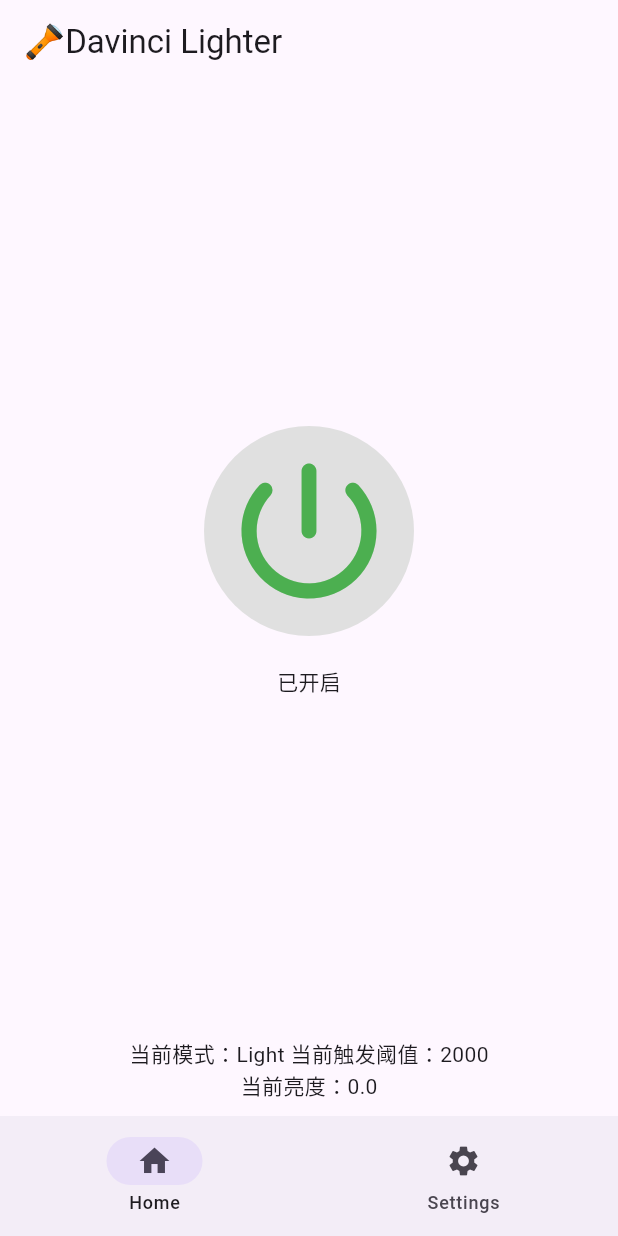
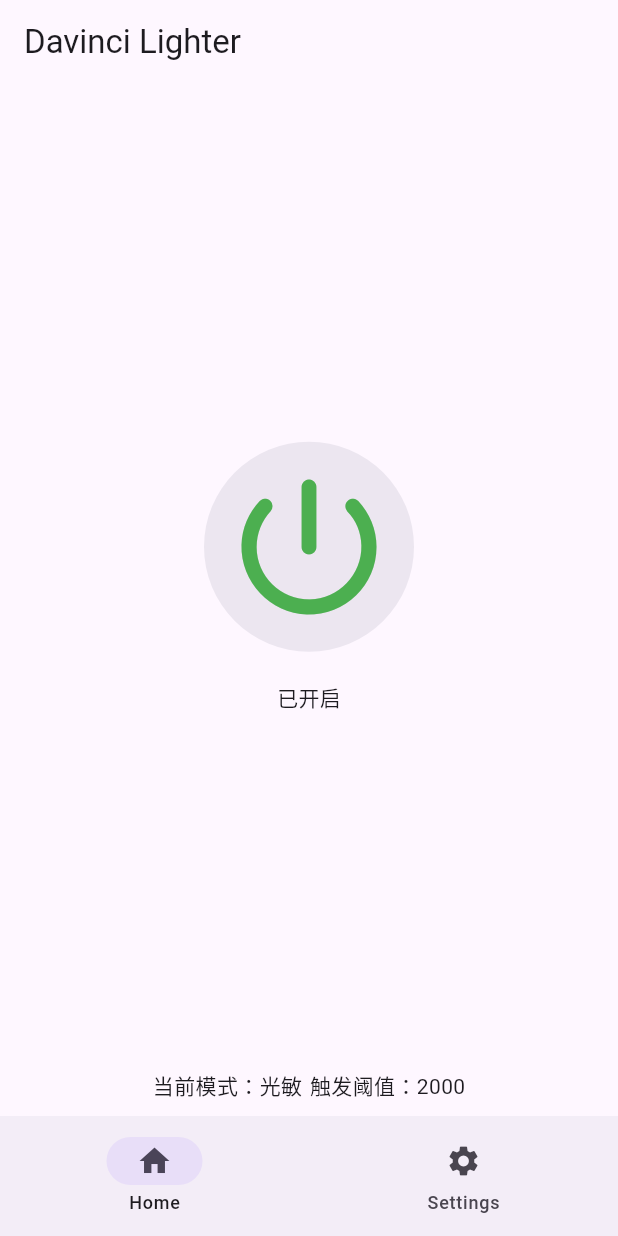
Before and after one commit to sunshj/davinci_lighter_flutter, a Flutter app: the screen it shows after launch, after a tap on the "power settings new" icon, on a phone screen of 412 x 824 dp. Run offline on Flutter 3.47's test engine with Material 3 defaults, Android fonts, the phone set to English and light mode, and no system bars; our stand-ins replace permission_handler; missing offline and left inert: ambient_light, noise_meter, torch_light.

Commit message:
feat: improve user experience and code structure
- Add toggle for showing current value
- Refactor permission request and dialog logic
- Improve UI layout and text
- Optimize torch mode switching

```diff
--- a/lib/main.dart
+++ b/lib/main.dart
@@ -34,6 +34,13 @@ class AppState extends ChangeNotifier {
     notifyListeners();
   }
 
+  var showValue = false;
+
+  toggleShowValue([bool? value]) {
+    showValue = value ?? !showValue;
+    notifyListeners();
+  }
+
   var torchMode = TorchMode.light;
 
   setTorchMode(TorchMode value) {
@@ -42,7 +49,7 @@ class AppState extends ChangeNotifier {
   }
 
   get torchModeText {
-    return torchMode == TorchMode.light ? 'Light' : 'Sound';
+    return torchMode == TorchMode.light ? '光敏' : '声控';
   }
 
   var lightThreshold = 2000;
--- a/lib/pages/home.dart
+++ b/lib/pages/home.dart
@@ -1,30 +1,13 @@
 import 'dart:async';
-
 import 'package:davinci_lighter/main.dart';
+import 'package:davinci_lighter/util.dart';
 import 'package:flutter/material.dart';
 import 'package:flutter/services.dart';
+import 'package:permission_handler/permission_handler.dart';
 import 'package:provider/provider.dart';
 import 'package:ambient_light/ambient_light.dart';
 import 'package:torch_light/torch_light.dart';
-import 'package:permission_handler/permission_handler.dart';
 import 'package:noise_meter/noise_meter.dart';
-
-_requestRecordPermission() async {
-  final status = await Permission.microphone.status;
-  if (status.isGranted) {
-    print('麦克风权限已授予');
-  } else {
-    final result = await Permission.microphone.request();
-    if (result.isGranted) {
-      print('麦克风权限请求成功');
-    } else if (result.isDenied) {
-      print('麦克风权限被拒绝');
-    } else if (result.isPermanentlyDenied) {
-      print('麦克风权限被永久拒绝，请到设置中开启');
-      openAppSettings();
-    }
-  }
-}
 
 class HomePage extends StatefulWidget {
   const HomePage({super.key});
@@ -39,7 +22,6 @@ class _HomePageState extends State<HomePage> {
 
   _toggleTorch(bool turnOn) {
     if (turnOn) {
-      TorchLight.isTorchAvailable();
       TorchLight.enableTorch();
     } else {
       TorchLight.disableTorch();
@@ -70,8 +52,7 @@ class _HomePageState extends State<HomePage> {
   int _soundLevel = 0;
   StreamSubscription? _soundSensorStreamSub;
 
-  _listenSoundLevel() async {
-    await _requestRecordPermission();
+  _listenSoundLevel() {
     final appState = context.read<AppState>();
     appState.toggleEnable();
 
@@ -87,6 +68,40 @@ class _HomePageState extends State<HomePage> {
       _soundSensorStreamSub = null;
       _toggleTorch(false);
     }
+  }
+
+  _togglePower(TorchMode mode) async {
+    if (mode == TorchMode.light) {
+      _listenLightSensor();
+    } else {
+      final isGranted = await requestRecordPermission(
+        onDenied: () {
+          showMessageDialog(
+            context,
+            title: '请求权限',
+            content: '请允许录音权限',
+            onConfirm: () {
+              requestRecordPermission();
+            },
+          );
+        },
+        onPermanentlyDenied: () {
+          showMessageDialog(
+            context,
+            title: '请求权限',
+            content: '请前往系统设置中开启录音权限',
+            onConfirm: () {
+              openAppSettings();
+            },
+          );
+        },
+      );
+
+      if (!isGranted) return;
+      _listenSoundLevel();
+    }
+
+    HapticFeedback.vibrate();
   }
 
   @override
@@ -105,7 +120,7 @@ class _HomePageState extends State<HomePage> {
     final appState = context.watch<AppState>();
 
     return Scaffold(
-      appBar: AppBar(title: Text('🔦Davinci Lighter')),
+      appBar: AppBar(title: Text('Davinci Lighter')),
       body: Column(
         mainAxisAlignment: MainAxisAlignment.center,
         children: [
@@ -116,23 +131,16 @@ class _HomePageState extends State<HomePage> {
                 mainAxisAlignment: MainAxisAlignment.center,
                 children: [
                   GestureDetector(
-                    onTap: () {
-                      if (appState.torchMode == TorchMode.light) {
-                        _listenLightSensor();
-                      } else {
-                        _listenSoundLevel();
-                      }
-                      HapticFeedback.vibrate();
-                    },
+                    onTap: () => _togglePower(appState.torchMode),
                     child: Container(
                       width: 140,
                       height: 140,
                       padding: EdgeInsets.all(10),
                       decoration: BoxDecoration(
-                        color: Colors.grey.shade300,
+                        color:
+                            Theme.of(context).colorScheme.surfaceContainerHigh,
                         shape: BoxShape.circle,
                       ),
-
                       child: Center(
                         child: Icon(
                           Icons.power_settings_new_rounded,
@@ -149,11 +157,22 @@ class _HomePageState extends State<HomePage> {
             ),
           ),
 
-          Text("当前模式：${appState.torchModeText} 当前触发阈值：${appState.threshold}"),
-          if (appState.enable && appState.torchMode == TorchMode.light)
-            Text('当前亮度：$_lux'),
-          if (appState.enable && appState.torchMode == TorchMode.sound)
-            Text('当前分贝：$_soundLevel'),
+          Row(
+            mainAxisAlignment: MainAxisAlignment.center,
+            spacing: 5,
+            children: [
+              Text("当前模式：${appState.torchModeText}"),
+              Text("触发阈值：${appState.threshold}"),
+              if (appState.showValue &&
+                  appState.enable &&
+                  appState.torchMode == TorchMode.light)
+                Text('当前亮度：$_lux'),
+              if (appState.showValue &&
+                  appState.enable &&
+                  appState.torchMode == TorchMode.sound)
+                Text('当前分贝：$_soundLevel'),
+            ],
+          ),
           SizedBox(height: 10),
         ],
       ),
--- a/lib/pages/settings.dart
+++ b/lib/pages/settings.dart
@@ -28,7 +28,10 @@ class _SettingsPageState extends State<SettingsPage> {
             trailing: SizedBox(
               width: 100,
               child: DropdownButton(
-                items: [
+                hint: Text(appState.torchModeText),
+                items:
+                    !appState.enable
+                        ? [
                           DropdownMenuItem(
                             value: TorchMode.light,
                             enabled: !appState.enable,
@@ -39,7 +42,8 @@ class _SettingsPageState extends State<SettingsPage> {
                             enabled: !appState.enable,
                             child: Text("声控"),
                           ),
-                ],
+                        ]
+                        : null,
                 value: appState.torchMode,
                 onChanged: (value) {
                   appState.setTorchMode(value ?? TorchMode.light);
@@ -57,10 +61,7 @@ class _SettingsPageState extends State<SettingsPage> {
               width: 100,
               child: TextField(
                 keyboardType: TextInputType.number,
-                decoration: InputDecoration(
-                  labelText: "阈值",
-                  enabled: !appState.enable,
-                ),
+                decoration: InputDecoration(enabled: !appState.enable),
                 inputFormatters: [FilteringTextInputFormatter.digitsOnly],
                 controller: _thresholdController,
                 onChanged: (value) {
@@ -72,6 +73,16 @@ class _SettingsPageState extends State<SettingsPage> {
               ),
             ),
           ),
+
+          ListTile(
+            title: Text("显示当前数值"),
+            trailing: Switch(
+              value: appState.showValue,
+              onChanged: (value) {
+                appState.toggleShowValue(value);
+              },
+            ),
+          ),
         ],
       ),
     );
--- /dev/null
+++ b/lib/util.dart
@@ -0,0 +1,53 @@
+import 'package:flutter/material.dart';
+import 'package:permission_handler/permission_handler.dart';
+
+requestRecordPermission({
+  VoidCallback? onDenied,
+  VoidCallback? onPermanentlyDenied,
+}) async {
+  final status = await Permission.microphone.status;
+  if (!status.isGranted) {
+    final result = await Permission.microphone.request();
+    if (result.isDenied) {
+      onDenied?.call();
+    } else if (result.isPermanentlyDenied) {
+      onPermanentlyDenied?.call();
+    }
+  }
+
+  return status.isGranted;
+}
+
+showMessageDialog(
+  BuildContext context, {
+  required String title,
+  required String content,
+  VoidCallback? onConfirm,
+  VoidCallback? onCancel,
+}) {
+  return showDialog(
+    context: context,
+    builder: (context) {
+      return AlertDialog(
+        title: Text(title),
+        content: Text(content),
+        actions: [
+          TextButton(
+            onPressed: () {
+              onConfirm?.call();
+              Navigator.of(context).pop();
+            },
+            child: Text('确定'),
+          ),
+          TextButton(
+            onPressed: () {
+              onCancel?.call();
+              Navigator.of(context).pop();
+            },
+            child: Text('取消'),
+          ),
+        ],
+      );
+    },
+  );
+}
```
Lines whose indentation alone changed are shown as unchanged.
